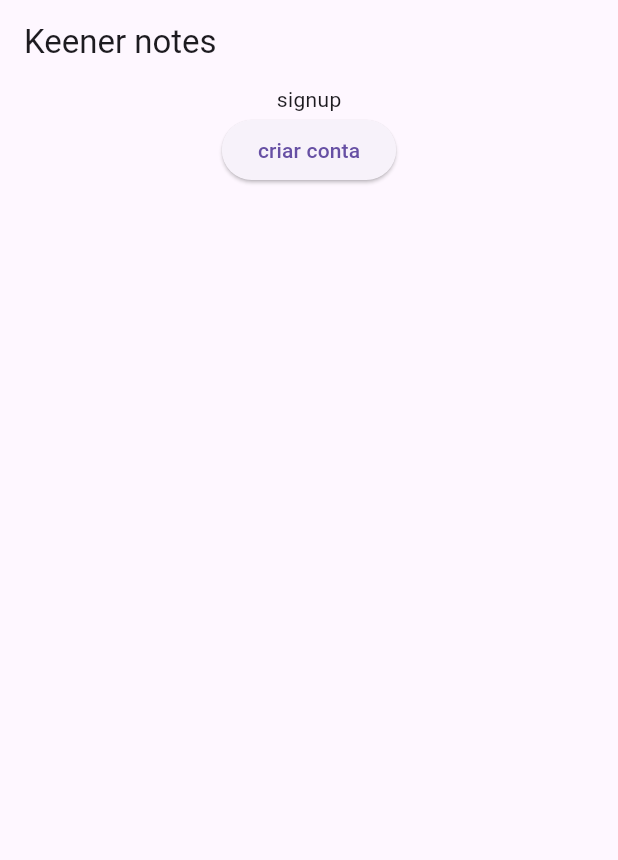
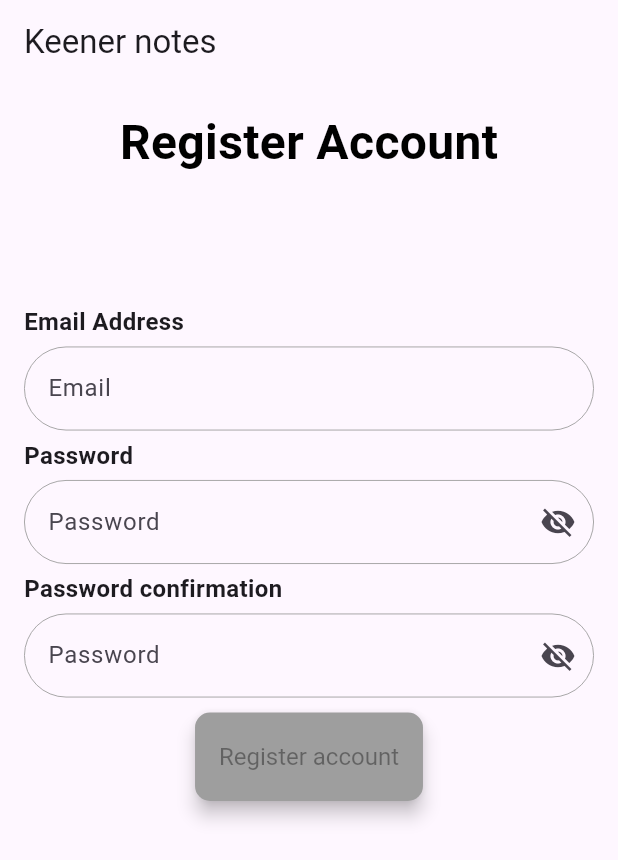
Before and after one commit to caiobribeiro/keener-notes, a Flutter app: the screen it shows after launch, on a phone screen of 412 x 824 dp. Shown: the top 860 px of the screen. Run offline on Flutter 3.47's test engine with Material 3 defaults, Android fonts, the light colour scheme and no system bars; our stand-ins replace firebase_auth, firebase_core, flutter_mobx, flutter_modular, mobx; accounts and stored records are empty; generated files the repository leaves out were written again.

Commit message:
feat(signup_module): Register page create and states managed by store

```diff
--- a/lib/app/modules/signup/signup_page.dart
+++ b/lib/app/modules/signup/signup_page.dart
@@ -1,6 +1,10 @@
 import 'package:flutter/material.dart';
+import 'package:flutter_mobx/flutter_mobx.dart';
 import 'package:flutter_modular/flutter_modular.dart';
-import 'package:keener_notes/app/modules/signup/repository/signup_repository.dart';
+import 'package:keener_notes/app/modules/signup/signup_store.dart';
+import 'package:keener_notes/app/shared/widgets/custom_button_widget.dart';
+import 'package:keener_notes/app/shared/widgets/custom_passworf_field_widget.dart';
+import 'package:keener_notes/app/shared/widgets/custom_tesxt_fild_widget.dart';
 
 class SignupPage extends StatefulWidget {
   const SignupPage({
@@ -12,25 +16,106 @@ class SignupPage extends StatefulWidget {
 }
 
 class _SignupPageState extends State<SignupPage> {
-  final SignupRepository service = Modular.get<SignupRepository>();
+  final SignupStore store = Modular.get<SignupStore>();
+
+  final TextEditingController _emailController = TextEditingController();
+  final TextEditingController _passwordController = TextEditingController();
+  final TextEditingController _passwordConfirmationController =
+      TextEditingController();
+
+  @override
+  void dispose() {
+    _emailController.dispose();
+    _passwordController.dispose();
+    _passwordConfirmationController.dispose();
+    super.dispose();
+  }
+
   @override
   Widget build(BuildContext context) {
     return Scaffold(
       appBar: AppBar(
         title: const Text('Keener notes'),
       ),
-      body: Center(
-          child: Column(
-        children: [
-          const Text('signup'),
-          ElevatedButton(
-              onPressed: () {
-                service.signup(
-                    email: 'caio@gmail.com', password: 'asidfjugbasidjf');
-              },
-              child: const Text('criar conta'))
-        ],
-      )),
+      body: SingleChildScrollView(
+        padding: const EdgeInsets.symmetric(horizontal: 16, vertical: 16),
+        child: Column(
+          children: [
+            const Center(
+              child: Text(
+                'Register Account',
+                style: TextStyle(
+                  color: Colors.black,
+                  fontWeight: FontWeight.bold,
+                  fontSize: 32,
+                ),
+              ),
+            ),
+            const SizedBox(
+              height: 80,
+            ),
+            SizedBox(
+              width: 400,
+              child: Column(
+                mainAxisAlignment: MainAxisAlignment.start,
+                crossAxisAlignment: CrossAxisAlignment.start,
+                children: [
+                  _titleText(context, 'Email Address'),
+                  CustomTesxtFildWidget(
+                    controller: _emailController,
+                    hintText: 'Email',
+                    onChange: (value) {
+                      store.emailControllerText = value;
+                    },
+                  ),
+                  _titleText(context, 'Password'),
+                  CustomPassworfFieldWidget(
+                    controller: _passwordController,
+                    hintText: 'Password',
+                    onChange: (value) {
+                      store.passwordControllerText = value;
+                    },
+                  ),
+                  _titleText(context, 'Password confirmation'),
+                  CustomPassworfFieldWidget(
+                    controller: _passwordConfirmationController,
+                    hintText: 'Password',
+                    onChange: (value) {
+                      store.passwordConfirmationControllerText = value;
+                    },
+                  ),
+                  const SizedBox(
+                    height: 10,
+                  ),
+                  Center(
+                    child: Observer(builder: (_) {
+                      return Column(
+                        children: [
+                          CustomButtonWidget(
+                            isValid: store.isFormCorrect,
+                            text: 'Register account',
+                            onPressed: () {},
+                          ),
+                        ],
+                      );
+                    }),
+                  ),
+                ],
+              ),
+            ),
+          ],
+        ),
+      ),
+    );
+  }
+
+  Widget _titleText(BuildContext context, String text) {
+    return Padding(
+      padding: const EdgeInsets.only(bottom: 5, top: 5),
+      child: Text(
+        text,
+        style: const TextStyle(fontWeight: FontWeight.bold, fontSize: 16),
+      ),
     );
   }
 }
--- a/lib/app/modules/signup/signup_store.dart
+++ b/lib/app/modules/signup/signup_store.dart
@@ -4,4 +4,39 @@ part 'signup_store.g.dart';
 
 class SignupStore = SignupStoreBase with _$SignupStore;
 
-abstract class SignupStoreBase with Store {}
+abstract class SignupStoreBase with Store {
+  @observable
+  String emailControllerText = '';
+
+  @observable
+  String passwordControllerText = '';
+
+  @observable
+  String passwordConfirmationControllerText = '';
+
+  @computed
+  bool get isEmailValid => RegExp(
+          r"^[a-zA-Z0-9.a-zA-Z0-9.!#$%&'*+-/=?^_`{|}~]+@[a-zA-Z0-9]+\.[a-zA-Z]+")
+      .hasMatch(emailControllerText);
+
+  @computed
+  bool get isPasswordSafe =>
+      RegExp(r'^(?=.*?[A-Z])(?=.*?[a-z])(?=.*?[0-9])(?=.*?[!@#\$&*~.]).{8,}$')
+          .hasMatch(passwordControllerText);
+
+  @computed
+  bool get isPasswordEmpty =>
+      passwordControllerText.isNotEmpty &&
+      passwordConfirmationControllerText.isNotEmpty;
+
+  @computed
+  bool get isPasswordEqual =>
+      passwordControllerText == passwordConfirmationControllerText;
+
+  @computed
+  bool get isBothPasswordValid =>
+      isPasswordSafe && isPasswordEmpty && isPasswordEqual;
+
+  @computed
+  bool get isFormCorrect => isBothPasswordValid && isEmailValid;
+}
--- /dev/null
+++ b/lib/app/shared/widgets/custom_button_widget.dart
@@ -0,0 +1,81 @@
+import 'package:flutter/material.dart';
+
+class CustomButtonWidget extends StatefulWidget {
+  final Function() onPressed;
+  final String text;
+  final Icon? icon;
+  final bool? isValid;
+  const CustomButtonWidget({
+    super.key,
+    required this.onPressed,
+    required this.text,
+    this.icon,
+    this.isValid = true,
+  });
+
+  @override
+  State<CustomButtonWidget> createState() => _CustomButtonWidgetState();
+}
+
+class _CustomButtonWidgetState extends State<CustomButtonWidget> {
+  @override
+  Widget build(BuildContext context) {
+    return widget.isValid == true
+        ? ElevatedButton(
+            onPressed: widget.onPressed,
+            style: ElevatedButton.styleFrom(
+              elevation: 5,
+              shape: RoundedRectangleBorder(
+                borderRadius: BorderRadius.circular(10),
+              ),
+              padding: const EdgeInsets.symmetric(horizontal: 16, vertical: 20),
+              textStyle: const TextStyle(fontSize: 16),
+            ),
+            child: widget.icon == null
+                ? Text(widget.text)
+                : Row(
+                    mainAxisSize: MainAxisSize.min,
+                    children: [
+                      Text(widget.text),
+                      const SizedBox(
+                        width: 10,
+                      ),
+                      widget.icon!,
+                    ],
+                  ),
+          )
+        : ElevatedButton(
+            onPressed: widget.onPressed,
+            style: ElevatedButton.styleFrom(
+              elevation: 5,
+              shape: RoundedRectangleBorder(
+                borderRadius: BorderRadius.circular(10),
+              ),
+              padding: const EdgeInsets.symmetric(horizontal: 16, vertical: 20),
+              textStyle: const TextStyle(fontSize: 16),
+              backgroundColor: Colors.grey,
+            ),
+            child: widget.icon == null
+                ? Text(
+                    widget.text,
+                    style: const TextStyle(color: Colors.black38),
+                  )
+                : Row(
+                    mainAxisSize: MainAxisSize.min,
+                    children: [
+                      Text(
+                        widget.text,
+                        style: const TextStyle(color: Colors.black38),
+                      ),
+                      const SizedBox(
+                        width: 10,
+                      ),
+                      Icon(
+                        widget.icon!.icon,
+                        color: Colors.black38,
+                      ),
+                    ],
+                  ),
+          );
+  }
+}
--- /dev/null
+++ b/lib/app/shared/widgets/custom_passworf_field_widget.dart
@@ -0,0 +1,64 @@
+import 'package:flutter/material.dart';
+
+class CustomPassworfFieldWidget extends StatefulWidget {
+  final TextEditingController controller;
+  final String hintText;
+  final Function(String) onChange;
+  const CustomPassworfFieldWidget({
+    super.key,
+    required this.controller,
+    required this.hintText,
+    required this.onChange,
+  });
+
+  @override
+  State<CustomPassworfFieldWidget> createState() =>
+      _CustomPassworfFieldWidgetState();
+}
+
+class _CustomPassworfFieldWidgetState extends State<CustomPassworfFieldWidget> {
+  bool _passwordVisible = false;
+  @override
+  Widget build(BuildContext context) {
+    return TextFormField(
+      controller: widget.controller,
+      onChanged: widget.onChange,
+      obscureText: !_passwordVisible,
+      decoration: InputDecoration(
+        suffixIconConstraints: const BoxConstraints(maxHeight: 40),
+        suffixIcon: IconButton(
+          onPressed: () {
+            setState(() {
+              _passwordVisible = !_passwordVisible;
+            });
+          },
+          icon: Icon(
+            _passwordVisible ? Icons.visibility : Icons.visibility_off,
+          ),
+        ),
+        hintText: widget.hintText,
+        enabledBorder: OutlineInputBorder(
+          borderSide: const BorderSide(
+            color: Colors.grey,
+            width: 0.6,
+          ),
+          borderRadius: BorderRadius.circular(50.0),
+        ),
+        disabledBorder: OutlineInputBorder(
+          borderSide: const BorderSide(
+            color: Colors.grey,
+            width: 0.6,
+          ),
+          borderRadius: BorderRadius.circular(50.0),
+        ),
+        focusedBorder: OutlineInputBorder(
+          borderSide: const BorderSide(
+            color: Colors.grey,
+            width: 2,
+          ),
+          borderRadius: BorderRadius.circular(50.0),
+        ),
+      ),
+    );
+  }
+}
--- /dev/null
+++ b/lib/app/shared/widgets/custom_tesxt_fild_widget.dart
@@ -0,0 +1,53 @@
+import 'package:flutter/material.dart';
+
+class CustomTesxtFildWidget extends StatefulWidget {
+  final TextEditingController controller;
+  final String hintText;
+  final Function(String) onChange;
+  final Icon? prefixIcon;
+  const CustomTesxtFildWidget({
+    super.key,
+    required this.controller,
+    required this.hintText,
+    required this.onChange,
+    this.prefixIcon,
+  });
+
+  @override
+  State<CustomTesxtFildWidget> createState() => _CustomTesxtFildWidgetState();
+}
+
+class _CustomTesxtFildWidgetState extends State<CustomTesxtFildWidget> {
+  @override
+  Widget build(BuildContext context) {
+    return TextFormField(
+      controller: widget.controller,
+      onChanged: widget.onChange,
+      decoration: InputDecoration(
+        prefixIcon: widget.prefixIcon,
+        hintText: widget.hintText,
+        enabledBorder: OutlineInputBorder(
+          borderSide: const BorderSide(
+            color: Colors.grey,
+            width: 0.6,
+          ),
+          borderRadius: BorderRadius.circular(50.0),
+        ),
+        disabledBorder: OutlineInputBorder(
+          borderSide: const BorderSide(
+            color: Colors.grey,
+            width: 0.6,
+          ),
+          borderRadius: BorderRadius.circular(50.0),
+        ),
+        focusedBorder: OutlineInputBorder(
+          borderSide: const BorderSide(
+            color: Colors.grey,
+            width: 2,
+          ),
+          borderRadius: BorderRadius.circular(50.0),
+        ),
+      ),
+    );
+  }
+}
```
Also changed, not shown: lib/app/modules/signup/signup_store.g.dart.
